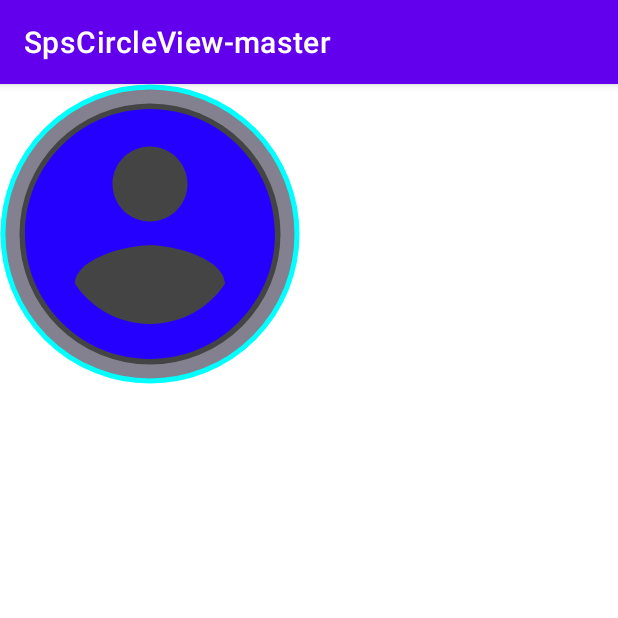
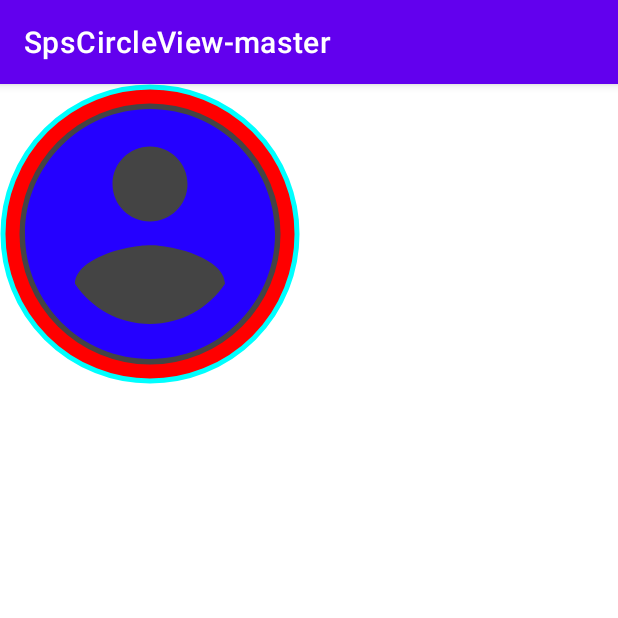
Before and after one commit to SPSpisoft/SpsCircleView-master, an Android app: the screen it shows after launch (MainActivity), on a phone screen of 412 x 824 dp, the top half of it. Run offline under Robolectric (Android 15) with nearby library versions, the phone set to English and light mode, and no system bars.

Commit message:
add alpha

```diff
--- a/SpCircleView/src/main/java/com/spisoft/spcircleview/CircleView.java
+++ b/SpCircleView/src/main/java/com/spisoft/spcircleview/CircleView.java
@@ -9,6 +9,7 @@ import android.graphics.Canvas;
 import android.graphics.Color;
 import android.graphics.Matrix;
 import android.graphics.Paint;
+import android.graphics.PorterDuff;
 import android.graphics.Rect;
 import android.graphics.RectF;
 import android.graphics.Typeface;
@@ -252,7 +253,12 @@ public class CircleView extends View {
             mDrawable.setBounds(left, top, right, bottom);
             mDrawable.draw(canvas);
         }
+    }
 
+    public void setAlpha(int alpha){
+//        mDrawable.setColorFilter(Color.YELLOW, PorterDuff.Mode.SRC_ATOP);
+        mDrawable.setAlpha(alpha);
+        invalidate();
     }
 
     /**
--- a/app/src/main/java/com/spisoft/spscircleview_master/MainActivity.java
+++ b/app/src/main/java/com/spisoft/spscircleview_master/MainActivity.java
@@ -3,7 +3,9 @@ package com.spisoft.spscircleview_master;
 import androidx.appcompat.app.AppCompatActivity;
 
 import android.annotation.SuppressLint;
+import android.graphics.Color;
 import android.os.Bundle;
+import android.view.View;
 
 import com.spisoft.spcircleview.CircleView;
 
@@ -16,9 +18,24 @@ public class MainActivity extends AppCompatActivity {
         setContentView(R.layout.activity_main);
 
         CircleView CV = findViewById(R.id.cv);
-        CV.setBackgroundColor(R.color.purple_500);
+        CV.setBackgroundColor(Color.RED);
         CV.setViewSize(50);
         CV.setIcon(getResources().getDrawable(R.drawable.ic_baseline_account_circle_24));
+
+        CV.setOnClickListener(new View.OnClickListener() {
+            @Override
+            public void onClick(View v) {
+                CV.setAlpha(50);
+            }
+        });
+
+        CV.setOnLongClickListener(new View.OnLongClickListener() {
+            @Override
+            public boolean onLongClick(View v) {
+                CV.setAlpha(255);
+                return true;
+            }
+        });
 //
     }
 }
```
